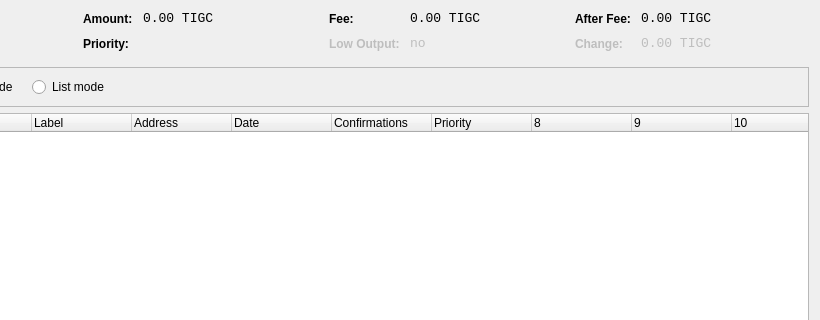
Old version of the form src/qt/forms/coincontroldialog.ui in the repository AnimalityCoin/Animality_Master; both pictures show x 180 to 1000 and y 0 to 320 of the 1000 by 500 pixel window.
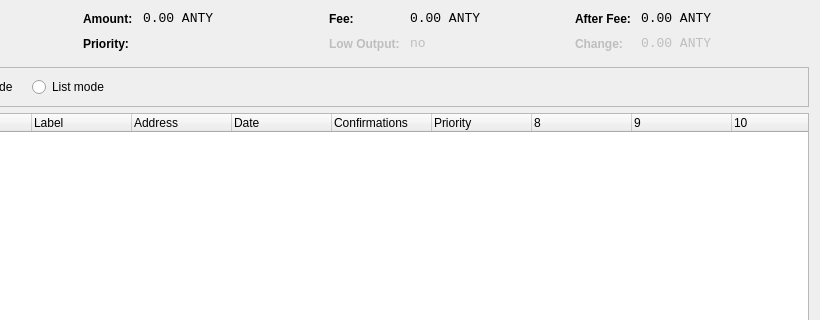
New version of the form. Custom widgets are drawn as their Qt base class.

What changed in the file:
```diff
--- a/src/qt/forms/coincontroldialog.ui
+++ b/src/qt/forms/coincontroldialog.ui
@@ -141,7 +141,7 @@
           <enum>Qt::ActionsContextMenu</enum>
          </property>
          <property name="text">
-          <string notr="true">0.00 TIGC</string>
+          <string notr="true">0.00 ANTY</string>
          </property>
          <property name="textInteractionFlags">
           <set>Qt::LinksAccessibleByMouse|Qt::TextSelectableByKeyboard|Qt::TextSelectableByMouse</set>
@@ -221,7 +221,7 @@
           <enum>Qt::ActionsContextMenu</enum>
          </property>
          <property name="text">
-          <string notr="true">0.00 TIGC</string>
+          <string notr="true">0.00 ANTY</string>
          </property>
          <property name="textInteractionFlags">
           <set>Qt::LinksAccessibleByMouse|Qt::TextSelectableByKeyboard|Qt::TextSelectableByMouse</set>
@@ -307,7 +307,7 @@
           <enum>Qt::ActionsContextMenu</enum>
          </property>
          <property name="text">
-          <string notr="true">0.00 TIGC</string>
+          <string notr="true">0.00 ANTY</string>
          </property>
          <property name="textInteractionFlags">
           <set>Qt::LinksAccessibleByMouse|Qt::TextSelectableByKeyboard|Qt::TextSelectableByMouse</set>
@@ -345,7 +345,7 @@
           <enum>Qt::ActionsContextMenu</enum>
          </property>
          <property name="text">
-          <string notr="true">0.00 TIGC</string>
+          <string notr="true">0.00 ANTY</string>
          </property>
          <property name="textInteractionFlags">
           <set>Qt::LinksAccessibleByMouse|Qt::TextSelectableByKeyboard|Qt::TextSelectableByMouse</set>
```
